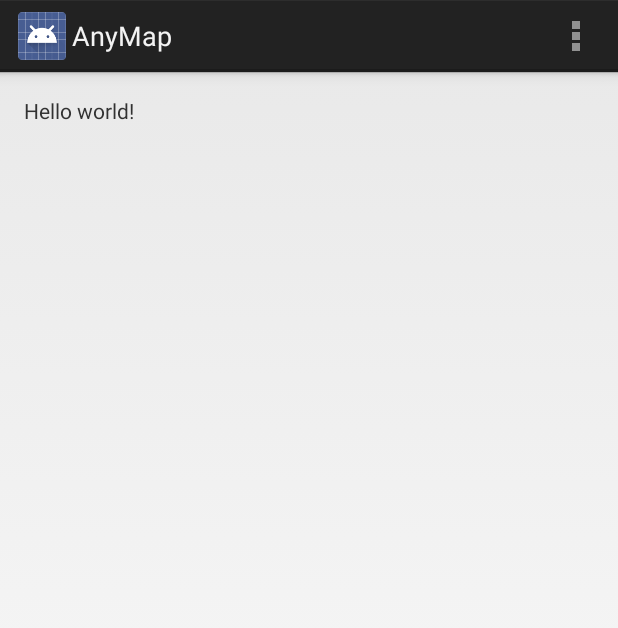
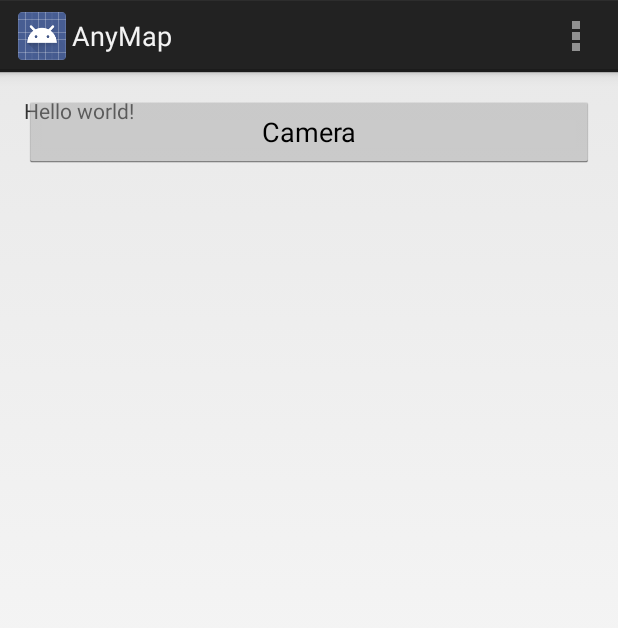
Before and after one commit to andzaytsev/AnyMap, an Android app: the screen it shows after launch (MyActivity), on a phone screen of 412 x 824 dp. Shown: the top 628 px of the screen. Run offline under Robolectric (Android 15) with nearby library versions, the phone set to English and light mode, and no system bars.

Commit message:
Camera and picture save working

```diff
--- a/app/src/main/AndroidManifest.xml
+++ b/app/src/main/AndroidManifest.xml
@@ -1,6 +1,8 @@
 <?xml version="1.0" encoding="utf-8"?>
 <manifest xmlns:android="http://schemas.android.com/apk/res/android"
     package="edu.uiuc.anymap" >
+    <uses-permission android:name="android.permission.WRITE_EXTERNAL_STORAGE" />
+
 
     <application
         android:allowBackup="true"
--- a/app/src/main/java/edu/uiuc/anymap/MyActivity.java
+++ b/app/src/main/java/edu/uiuc/anymap/MyActivity.java
@@ -1,19 +1,79 @@
 package edu.uiuc.anymap;
 
 import android.app.Activity;
+import android.content.ContentResolver;
+import android.content.Intent;
+import android.graphics.Bitmap;
+import android.net.MailTo;
+import android.net.Uri;
 import android.os.Bundle;
+import android.os.Environment;
+import android.provider.MediaStore;
 import android.view.Menu;
 import android.view.MenuItem;
+import android.view.View;
+import android.widget.Button;
+import android.view.View.OnClickListener;
+import android.widget.ImageView;
+import android.util.Log;
+import android.widget.Toast;
+
+import java.lang.String;
+
+import java.io.File;
 
 
 public class MyActivity extends Activity {
 
+    private Uri imageUri;
+    private static int TAKE_PICTURE = 1;
+    private String logtag = "AnyMap";
     @Override
     protected void onCreate(Bundle savedInstanceState) {
         super.onCreate(savedInstanceState);
         setContentView(R.layout.activity_my);
+        Log.i("MyActivity", "teeheee");
+        Button cameraButton = (Button)findViewById(R.id.button_camera);
+        cameraButton.setOnClickListener(cameraListener);
     }
 
+    private OnClickListener cameraListener = new OnClickListener () {
+        public void onClick(View v) {
+            System.out.println("lala");
+            takePhoto(v);
+
+        }
+    };
+
+    private void takePhoto(View v) {
+        Intent intent = new Intent("android.media.action.IMAGE_CAPTURE");
+        File photo = new File(Environment.getExternalStoragePublicDirectory(Environment.DIRECTORY_PICTURES), "picture.jpg");
+        imageUri = Uri.fromFile(photo);
+        intent.putExtra(MediaStore.EXTRA_OUTPUT, imageUri);
+        startActivityForResult(intent, TAKE_PICTURE);
+    }
+
+    @Override
+    protected void onActivityResult(int requestCode, int resultCode, Intent intent){
+        super.onActivityResult(requestCode,resultCode, intent);
+
+        if(resultCode == Activity.RESULT_OK) {
+            Uri selectedImage = imageUri;
+            getContentResolver().notifyChange(selectedImage, null);
+
+            ImageView imageView = (ImageView)findViewById(R.id.image_camera);
+            ContentResolver cr = getContentResolver();
+            Bitmap bitmap;
+
+            try{
+                bitmap = MediaStore.Images.Media.getBitmap(cr, selectedImage);
+                imageView.setImageBitmap(bitmap);
+                Toast.makeText(MyActivity.this, selectedImage.toString(), Toast.LENGTH_LONG).show();
+            } catch(Exception e) {
+                Log.e(logtag,e.toString());
+            }
+        }
+    }
 
     @Override
     public boolean onCreateOptionsMenu(Menu menu) {
--- a/app/src/main/res/layout/activity_my.xml
+++ b/app/src/main/res/layout/activity_my.xml
@@ -1,7 +1,8 @@
 <RelativeLayout xmlns:android="http://schemas.android.com/apk/res/android"
     xmlns:tools="http://schemas.android.com/tools"
-    android:layout_width="match_parent"
-    android:layout_height="match_parent"
+    android:layout_width="fill_parent"
+    android:layout_height="fill_parent"
+    android:orientation="vertical"
     android:paddingLeft="@dimen/activity_horizontal_margin"
     android:paddingRight="@dimen/activity_horizontal_margin"
     android:paddingTop="@dimen/activity_vertical_margin"
@@ -10,7 +11,17 @@
 
     <TextView
         android:text="@string/hello_world"
-        android:layout_width="wrap_content"
+        android:layout_width="fill_parent"
+        android:layout_height="wrap_content" />
+    <Button
+        android:id="@+id/button_camera"
+        android:text="@string/button_camera"
+        android:layout_width="fill_parent"
+        android:layout_height="wrap_content" />
+    <ImageView
+        android:id="@+id/image_camera"
+        android:contentDescription="@string/image_cd_camera"
+        android:layout_width="fill_parent"
         android:layout_height="wrap_content" />
 
 </RelativeLayout>
--- a/app/src/main/res/values/strings.xml
+++ b/app/src/main/res/values/strings.xml
@@ -4,5 +4,7 @@
     <string name="app_name">AnyMap</string>
     <string name="hello_world">Hello world!</string>
     <string name="action_settings">Settings</string>
+    <string name="button_camera">Camera</string>
+    <string name="image_cd_camera">Camera</string>
 
 </resources>
```
Also changed, not shown: 1 other file.
